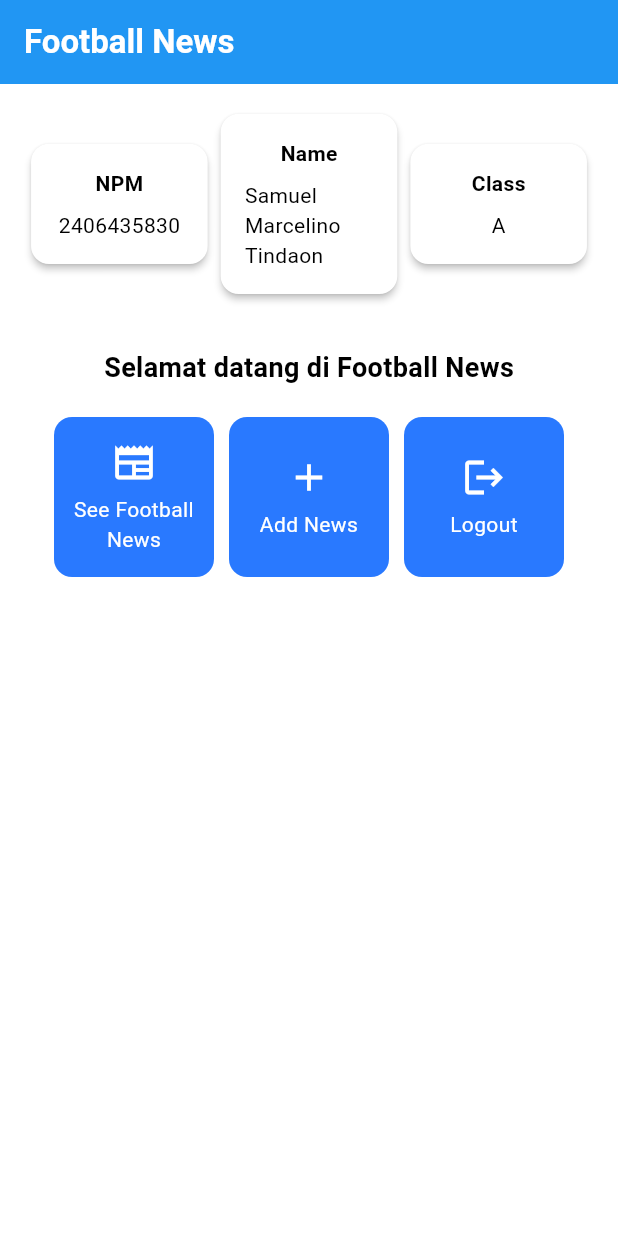
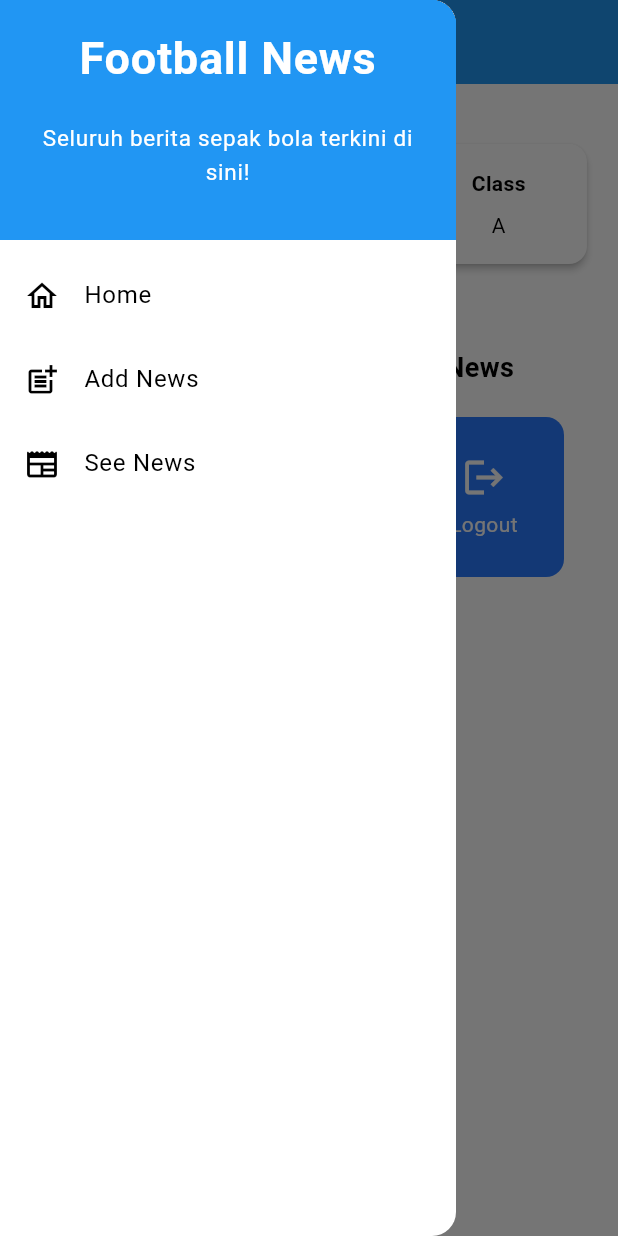
Before and after one commit to soyuznikhi/football-news-mobile, a Flutter app: the screen it shows after launch, with the side drawer open (before the commit the screen has no drawer), on a phone screen of 412 x 824 dp. Run offline on Flutter 3.47's test engine with Material 3 defaults, Android fonts, the phone set to English and light mode, and no system bars.

Commit message:
Complete Tuto 7

```diff
--- a/lib/main.dart
+++ b/lib/main.dart
@@ -1,5 +1,5 @@
 import 'package:flutter/material.dart';
-import 'package:football_news/menu.dart';
+import 'package:football_news/screens/menu.dart';
 
 void main() {
   runApp(const MyApp());
--- a/lib/menu.dart
+++ b/lib/screens/menu.dart
@@ -1,10 +1,12 @@
 import 'package:flutter/material.dart';
+import 'package:football_news/widgets/left_drawer.dart';
+import 'package:football_news/widgets/news_card.dart';
 
 class ItemHomepage {
- final String name;
- final IconData icon;
+  final String name;
+  final IconData icon;
 
- ItemHomepage(this.name, this.icon);
+  ItemHomepage(this.name, this.icon);
 }
 
 class MyHomePage extends StatelessWidget {
@@ -29,14 +31,12 @@ class MyHomePage extends StatelessWidget {
         // Judul aplikasi "Football News" dengan teks putih dan tebal.
         title: const Text(
           'Football News',
-          style: TextStyle(
-            color: Colors.white,
-            fontWeight: FontWeight.bold,
-          ),
+          style: TextStyle(color: Colors.white, fontWeight: FontWeight.bold),
         ),
         // Warna latar belakang AppBar diambil dari skema warna tema aplikasi.
         backgroundColor: Theme.of(context).colorScheme.primary,
       ),
+      drawer: LeftDrawer(),
       // Body halaman dengan padding di sekelilingnya.
       body: Padding(
         padding: const EdgeInsets.all(16.0),
@@ -61,7 +61,6 @@ class MyHomePage extends StatelessWidget {
             Center(
               child: Column(
                 // Menyusun teks dan grid item secara vertikal.
-
                 children: [
                   // Menampilkan teks sambutan dengan gaya tebal dan ukuran 18.
                   const Padding(
@@ -115,15 +114,14 @@ class InfoCard extends StatelessWidget {
       elevation: 2.0,
       child: Container(
         // Mengatur ukuran dan jarak di dalam kartu.
-        width: MediaQuery.of(context).size.width / 3.5, // menyesuaikan dengan lebar device yang digunakan.
+        width:
+            MediaQuery.of(context).size.width /
+            3.5, // menyesuaikan dengan lebar device yang digunakan.
         padding: const EdgeInsets.all(16.0),
         // Menyusun title dan content secara vertikal.
         child: Column(
           children: [
-            Text(
-              title,
-              style: const TextStyle(fontWeight: FontWeight.bold),
-            ),
+            Text(title, style: const TextStyle(fontWeight: FontWeight.bold)),
             const SizedBox(height: 8.0),
             Text(content),
           ],
@@ -132,57 +130,3 @@ class InfoCard extends StatelessWidget {
     );
   }
 }
-
-class ItemCard extends StatelessWidget {
-  // Menampilkan kartu dengan ikon dan nama.
-
-  final ItemHomepage item;
-
-  const ItemCard(this.item, {super.key});
-
-  @override
-  Widget build(BuildContext context) {
-    return Material(
-      // Menentukan warna latar belakang dari tema aplikasi.
-      color: Theme.of(context).colorScheme.secondary,
-      // Membuat sudut kartu melengkung.
-      borderRadius: BorderRadius.circular(12),
-
-      child: InkWell(
-        // Aksi ketika kartu ditekan.
-        onTap: () {
-          // Menampilkan pesan SnackBar saat kartu ditekan.
-          ScaffoldMessenger.of(context)
-            ..hideCurrentSnackBar()
-            ..showSnackBar(
-              SnackBar(content: Text("Kamu telah menekan tombol ${item.name}!"))
-            );
-        },
-        // Container untuk menyimpan Icon dan Text
-        child: Container(
-          padding: const EdgeInsets.all(8),
-          child: Center(
-            child: Column(
-              // Menyusun ikon dan teks di tengah kartu.
-              mainAxisAlignment: MainAxisAlignment.center,
-              children: [
-                Icon(
-                  item.icon,
-                  color: Colors.white,
-                  size: 30.0,
-                ),
-                const Padding(padding: EdgeInsets.all(3)),
-                Text(
-                  item.name,
-                  textAlign: TextAlign.center,
-                  style: const TextStyle(color: Colors.white),
-                ),
-              ],
-            ),
-          ),
-        ),
-      ),
-    );
-  }
-
-}
--- /dev/null
+++ b/lib/widgets/left_drawer.dart
@@ -0,0 +1,70 @@
+import 'package:flutter/foundation.dart';
+import 'package:flutter/material.dart';
+import 'package:football_news/screens/menu.dart';
+import 'package:football_news/screens/newslist_form.dart';
+
+class LeftDrawer extends StatelessWidget {
+  const LeftDrawer({super.key});
+
+  @override
+  Widget build(BuildContext context) {
+    return Drawer(
+      child: ListView(
+        children: [
+          const DrawerHeader(
+            decoration: BoxDecoration(color: Colors.blue),
+            child: Column(
+              children: [
+                Text(
+                  'Football News',
+                  textAlign: TextAlign.center,
+                  style: TextStyle(
+                    fontSize: 30,
+                    fontWeight: FontWeight.bold,
+                    color: Colors.white,
+                  ),
+                ),
+                Padding(padding: EdgeInsets.all(10)),
+                Text(
+                  "Seluruh berita sepak bola terkini di sini!",
+                  textAlign: TextAlign.center,
+                  style: TextStyle(
+                    fontSize: 15.0,
+                    color: Colors.white,
+                    fontWeight: FontWeight.normal,
+                  ),
+                ),
+              ],
+            ),
+          ),
+          ListTile(
+            leading: const Icon(Icons.home_outlined),
+            title: const Text('Home'),
+            // Bagian redirection ke MyHomePage
+            onTap: () {
+              Navigator.pushReplacement(
+                context,
+                MaterialPageRoute(builder: (context) => MyHomePage()),
+              );
+            },
+          ),
+          ListTile(
+            leading: const Icon(Icons.post_add),
+            title: const Text('Add News'),
+            // Bagian redirection ke NewsFormPage
+            onTap: () {
+              Navigator.pushReplacement(
+                context,
+                MaterialPageRoute(builder: (context) => NewsFormPage()),
+              );
+            },
+          ),
+          ListTile(
+            leading: const Icon(Icons.newspaper_rounded),
+            title: const Text('See News'),
+          ),
+        ],
+      ),
+    );
+  }
+}
--- /dev/null
+++ b/lib/widgets/news_card.dart
@@ -0,0 +1,62 @@
+import 'package:flutter/material.dart';
+import 'package:football_news/screens/newslist_form.dart';
+import 'package:football_news/screens/menu.dart';
+
+class ItemCard extends StatelessWidget {
+  // Menampilkan kartu dengan ikon dan nama.
+
+  final ItemHomepage item;
+
+  const ItemCard(this.item, {super.key});
+
+  @override
+  Widget build(BuildContext context) {
+    return Material(
+      // Menentukan warna latar belakang dari tema aplikasi.
+      color: Theme.of(context).colorScheme.secondary,
+      // Membuat sudut kartu melengkung.
+      borderRadius: BorderRadius.circular(12),
+
+      child: InkWell(
+        // Aksi ketika kartu ditekan.
+        onTap: () {
+          // Menampilkan pesan SnackBar saat kartu ditekan.
+          ScaffoldMessenger.of(context)
+            ..hideCurrentSnackBar()
+            ..showSnackBar(
+              SnackBar(
+                content: Text("Kamu telah menekan tombol ${item.name}!"),
+              ),
+            );
+
+          // Navigate ke route yang sesuai (tergantung jenis tombol)
+          if (item.name == "Tambah Berita") {
+            Navigator.push(
+              context,
+              MaterialPageRoute(builder: (context) => NewsFormPage()),
+            );
+          }
+        },
+        // Container untuk menyimpan Icon dan Text
+        child: Container(
+          padding: const EdgeInsets.all(8),
+          child: Center(
+            child: Column(
+              // Menyusun ikon dan teks di tengah kartu.
+              mainAxisAlignment: MainAxisAlignment.center,
+              children: [
+                Icon(item.icon, color: Colors.white, size: 30.0),
+                const Padding(padding: EdgeInsets.all(3)),
+                Text(
+                  item.name,
+                  textAlign: TextAlign.center,
+                  style: const TextStyle(color: Colors.white),
+                ),
+              ],
+            ),
+          ),
+        ),
+      ),
+    );
+  }
+}
```
Also changed, not shown: lib/screens/newslist_form.dart (added, +220 -0 lines), 1 other file.
